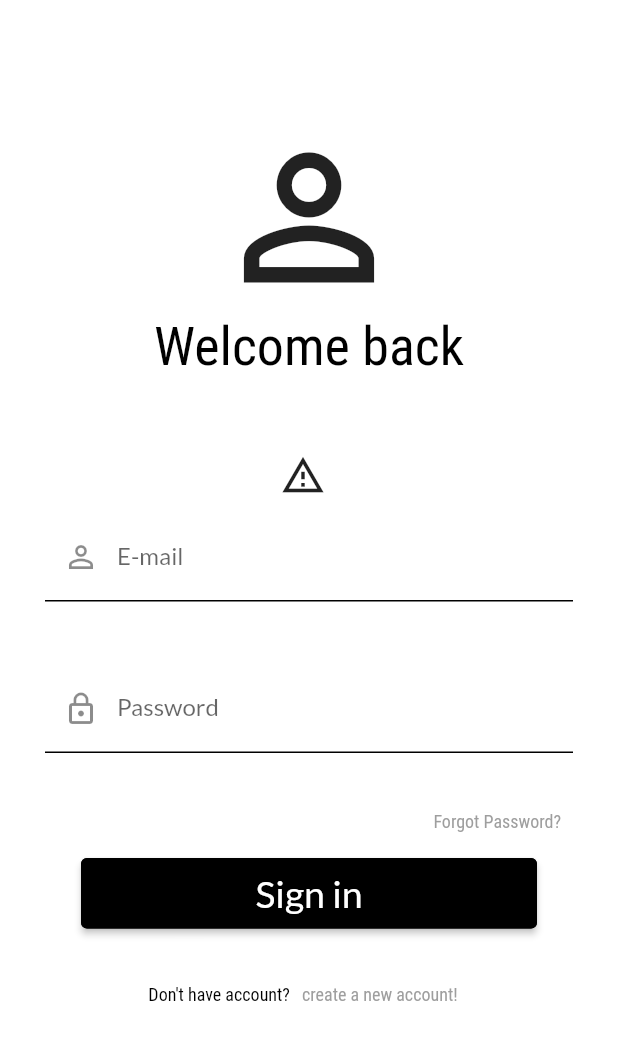
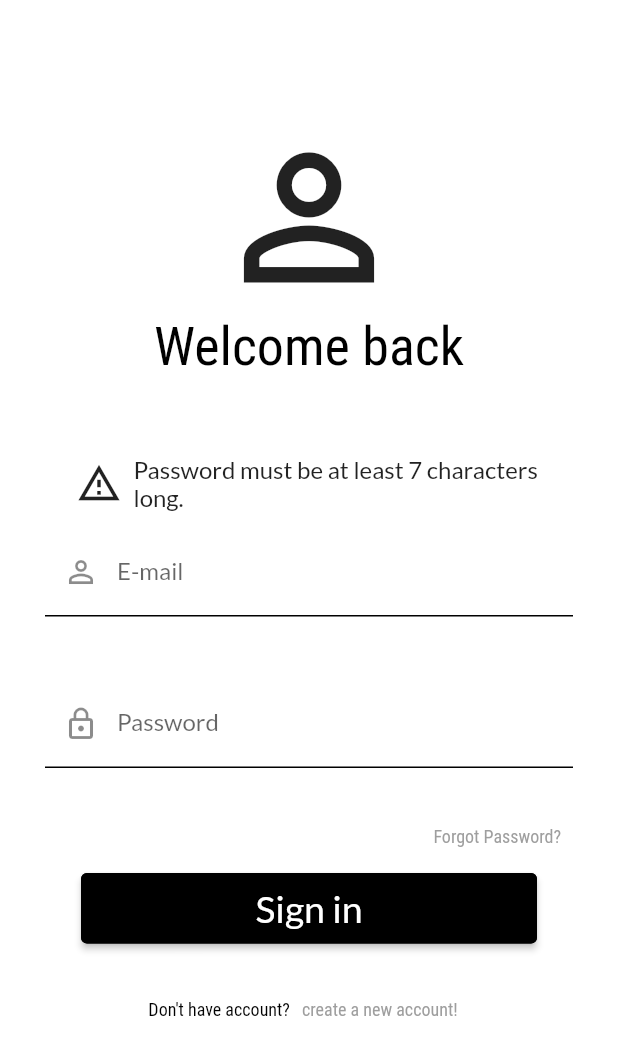
Before and after one commit to BartoszRudnik/ProductiveAppFrontend, a Flutter app: the ResetPassword screen opened by its route, after a tap on "Go back to login form", after a tap on "Sign in", on a phone screen of 412 x 824 dp. Shown: the top 1055 px of the screen. Run offline on Flutter 3.47's test engine with Material 2 defaults, Android fonts, the phone set to English and light mode, and no system bars; our stand-ins replace flutter_slidable, shared_preferences; accounts and stored records are empty.

Commit message:
poprawki stylistyczne && dodanie dodatkowych funkcjonalnosci przy przesunieciu zadania

```diff
--- a/lib/login/widgets/login_widget.dart
+++ b/lib/login/widgets/login_widget.dart
@@ -107,7 +107,7 @@ class _LoginWidgetState extends State<LoginWidget> {
               if (!this._isValid)
                 Container(
                   width: 310,
-                  height: 30,
+                  height: 40,
                   child: Row(
                     mainAxisAlignment: MainAxisAlignment.center,
                     crossAxisAlignment: CrossAxisAlignment.center,
@@ -119,10 +119,12 @@ class _LoginWidgetState extends State<LoginWidget> {
                       SizedBox(
                         width: 8,
                       ),
-                      Text(
-                        this._authenticationFailedMessage,
-                        style: TextStyle(
-                          fontSize: 16,
+                      Flexible(
+                        child: Text(
+                          this._authenticationFailedMessage,
+                          style: TextStyle(
+                            fontSize: 16,
+                          ),
                         ),
                       ),
                     ],
@@ -139,6 +141,9 @@ class _LoginWidgetState extends State<LoginWidget> {
                 keyboardType: TextInputType.emailAddress,
                 validator: (value) {
                   if (value.isEmpty || !value.contains('@')) {
+                    setState(() {
+                      this._authenticationFailedMessage = 'Please enter a valid email address.';
+                    });
                     return 'Please enter a valid email address.';
                   }
                   return null;
@@ -165,6 +170,9 @@ class _LoginWidgetState extends State<LoginWidget> {
                 key: ValueKey('password'),
                 validator: (value) {
                   if (value.isEmpty || value.length < 7) {
+                    setState(() {
+                      this._authenticationFailedMessage = 'Password must be at least 7 characters long.';
+                    });
                     return 'Password must be at least 7 characters long.';
                   }
                   return null;
--- a/lib/task_page/task_screens/tabs_screen.dart
+++ b/lib/task_page/task_screens/tabs_screen.dart
@@ -127,7 +127,7 @@ class _TabsScreenState extends State<TabsScreen> {
                 title: SizedBox.shrink(),
               ),
               BottomNavigationBarItem(
-                icon: _buildIcon(Icons.calendar_today_outlined, 'Scheduled', 2),
+                icon: _buildIcon(Icons.calendar_today, 'Scheduled', 2),
                 title: SizedBox.shrink(),
               ),
               BottomNavigationBarItem(
--- a/pubspec.yaml
+++ b/pubspec.yaml
@@ -27,6 +27,7 @@ dependencies:
   provider: ^4.0.0
   shared_preferences: ^0.5.3+4
   intl: ^0.16.1
+  flutter_slidable: ^0.5.7
 
 
   # The following adds the Cupertino Icons font to your application.
```
Also changed, not shown: lib/task_page/task_screens/inbox_screen.dart (+72 -8 lines), pubspec.lock.
